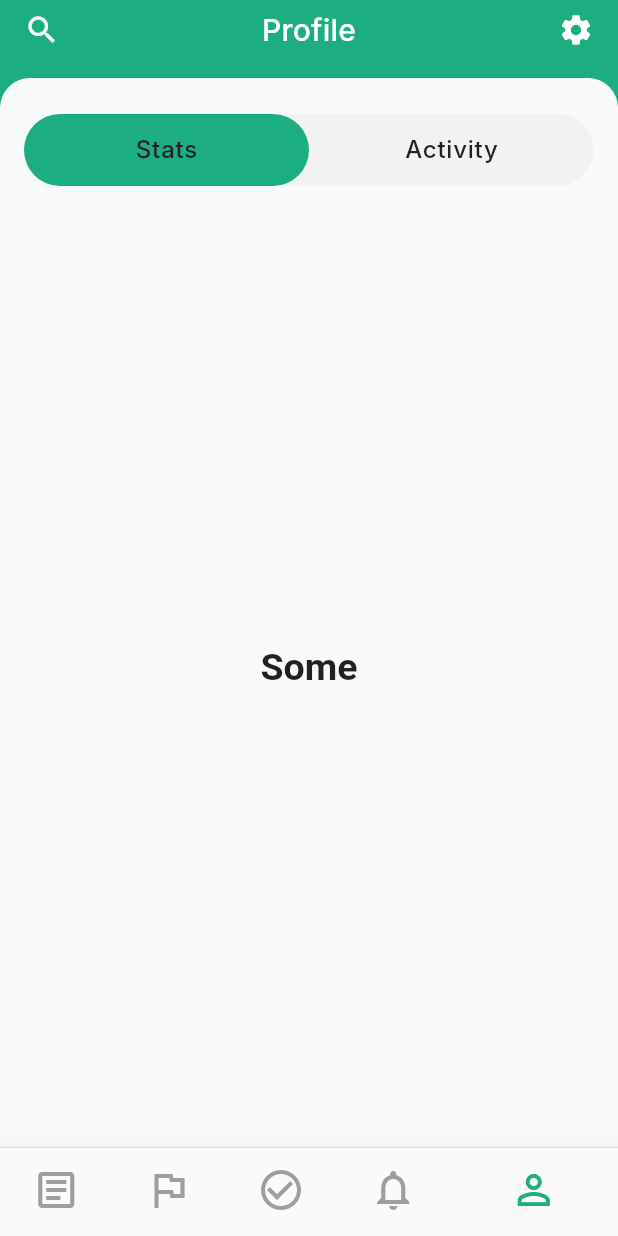
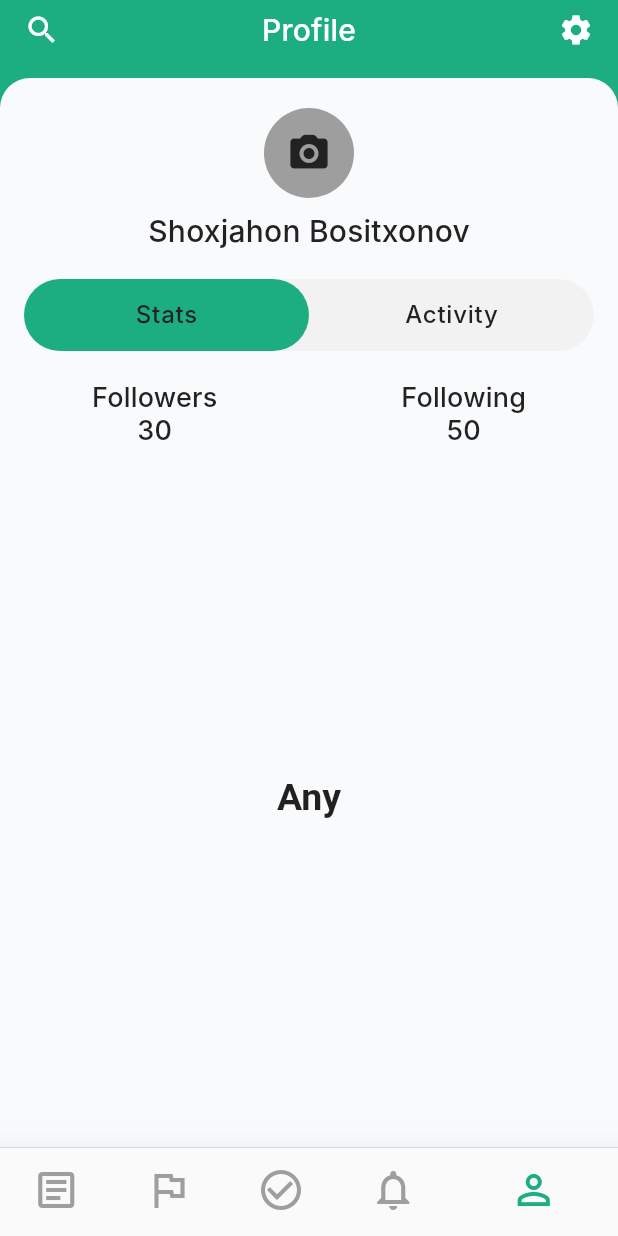
Before and after one commit to Djakh/ecogram, a Flutter app: the screen it shows after launch, item 5 of the bottom bar chosen, on a phone screen of 412 x 824 dp. Run offline on Flutter 3.47's test engine with Material 2 defaults, Android fonts, the phone set to English and light mode, and no system bars; our stand-ins replace camera, fluro, flutter_bloc, mask_text_input_formatter, modal_bottom_sheet, shared_preferences and 1 more; Roboto replaces fonts that are missing (Inter).

Commit message:
Issue #6: profile activity was implemented

```diff
--- a/lib/app.dart
+++ b/lib/app.dart
@@ -1,5 +1,5 @@
 import 'package:ecogram/bloc/app.dart';
-import 'package:ecogram/bloc/photo.dart';
+import 'package:ecogram/bloc/performed_task.dart';
 import 'package:ecogram/routes.dart';
 import 'package:ecogram/screens/home.dart';
 import 'package:ecogram/theme/style.dart';
@@ -64,7 +64,7 @@ class _EcogramAppState extends State<EcogramApp> {
   Widget build(BuildContext context) => MultiBlocProvider(
           providers: [
             BlocProvider(create: (_) => AppCubit()),
-            BlocProvider(create: (_) => PhotoCubit()),
+            BlocProvider(create: (_) => PerformedTaskCubit()),
           ],
           child: CupertinoApp(
               theme: theme,
--- /dev/null
+++ b/lib/bloc/performed_task.dart
@@ -0,0 +1,44 @@
+import 'package:camera/camera.dart';
+import 'package:ecogram/bloc/base/simple_get.dart';
+import 'package:ecogram/model/performed_task.dart';
+import 'package:flutter_bloc/flutter_bloc.dart';
+import 'package:http/http.dart' as http;
+
+class PerformedTaskState extends SimpleGetState<List<PerformedTask>> {
+  PerformedTaskState(
+      {bool fetching = false,
+      List<PerformedTask> performedTask,
+      Exception exception})
+      : super(fetching: fetching, data: performedTask, exception: exception);
+}
+
+class PerformedTaskCubit extends Cubit<PerformedTaskState> {
+  final client = http.Client();
+
+  PerformedTaskCubit() : super(PerformedTaskState());
+
+  Future<void> addPerformedTask(PerformedTask performedTask) async {
+    emit(PerformedTaskState(fetching: true, performedTask: state.data));
+
+    try {
+      List<PerformedTask> performedTaskList;
+
+      if (state.data == null) {
+        performedTaskList = [];
+      } else {
+        performedTaskList = state.data;
+      }
+      performedTaskList.add(performedTask);
+      emit(PerformedTaskState(performedTask: performedTaskList));
+      print("first list is ${performedTaskList.length}");
+    } catch (exp) {
+      emit(PerformedTaskState(exception: exp));
+    }
+  }
+
+  @override
+  Future<void> close() {
+    client.close();
+    return super.close();
+  }
+}
--- a/lib/bloc/photo.dart
+++ /dev/null
@@ -1,55 +0,0 @@
-import 'dart:io';
-
-import 'package:camera/camera.dart';
-import 'package:ecogram/bloc/base/simple_get.dart';
-import 'package:flutter_bloc/flutter_bloc.dart';
-import 'package:http/http.dart' as http;
-import 'package:image_picker/image_picker.dart';
-
-class PhotoState extends SimpleGetState<File> {
-  Future<void> initial;
-  CameraController controller;
-  PhotoState(
-      {bool fetching = false,
-      File file,
-      Exception exception,
-      this.initial,
-      this.controller})
-      : super(fetching: fetching, data: file, exception: exception);
-}
-
-class PhotoCubit extends Cubit<PhotoState> {
-  final client = http.Client();
-  File file;
-  final picker = ImagePicker();
-  PhotoCubit() : super(PhotoState());
-
-  Future<void> takePhoto() async {
-    emit(PhotoState(fetching: true));
-
-    try {
-      final cameras = await availableCameras();
-      final firstCamera = cameras.first;
-      CameraController controller = CameraController(
-        firstCamera,
-        ResolutionPreset.medium,
-      );
-
-      Future<void> initializeControllerFuture = controller.initialize();
-      final xFile = await controller.takePicture();
-      if (xFile != null) {
-        file = File(xFile.path);
-      }
-
-      emit(PhotoState(file: file, initial: initializeControllerFuture));
-    } catch (exp) {
-      emit(PhotoState(exception: exp));
-    }
-  }
-
-  @override
-  Future<void> close() {
-    client.close();
-    return super.close();
-  }
-}
--- /dev/null
+++ b/lib/model/performed_task.dart
@@ -0,0 +1,8 @@
+import 'package:camera/camera.dart';
+
+class PerformedTask {
+  final String text;
+  final XFile xfile;
+
+  PerformedTask({this.text, this.xfile});
+}
--- a/lib/screens/home.dart
+++ b/lib/screens/home.dart
@@ -1,4 +1,4 @@
-import 'package:ecogram/screens/tab_pages.dart/activity.dart';
+import 'package:ecogram/screens/tab_pages.dart/feed.dart';
 import 'package:ecogram/screens/tab_pages.dart/challange.dart';
 import 'package:ecogram/screens/tab_pages.dart/notifications.dart';
 import 'package:ecogram/screens/tab_pages.dart/profile/profile.dart';
@@ -101,7 +101,7 @@ class _HomeControllerState extends State<HomeController> {
   Widget get buildItem {
     switch (_selectedIndex) {
       case 0:
-        return ActivityController();
+        return FeedController();
       case 1:
         return ChallangeController();
       case 2:
--- a/lib/screens/tab_pages.dart/profile/profile.dart
+++ b/lib/screens/tab_pages.dart/profile/profile.dart
@@ -1,3 +1,4 @@
+import 'package:ecogram/screens/tab_pages.dart/profile/activity.dart';
 import 'package:ecogram/screens/tab_pages.dart/profile/profile_settings.dart';
 import 'package:ecogram/theme/style.dart';
 import 'package:flutter/cupertino.dart';
@@ -41,12 +42,28 @@ class _ProfileControllerState extends State<ProfileController>
       );
 
   List<Widget> get getView => [
-        test("Some"),
         test("Any"),
+        ActivityController(),
       ];
 
+  /// --- Widgets ---
 
-  /// --- Widgets ---
+  Widget get circleCamera => CircleAvatar(
+        backgroundColor: Style.colors.grey,
+        radius: 30,
+        child: Icon(
+          Icons.camera_alt_rounded,
+          color: Style.colors.black,
+          size: 30,
+        ),
+      );
+
+  Widget follows(String text, int amount) => Column(
+        children: [
+          Text(text, style: Style.body2w5),
+          Text(amount.toString(), style: Style.body2w5)
+        ],
+      );
 
   Widget get tabBar => Padding(
         padding: Style.paddingHor16,
@@ -80,9 +97,21 @@ class _ProfileControllerState extends State<ProfileController>
     return Container(
       child: Expanded(
         child: Column(
+          crossAxisAlignment: CrossAxisAlignment.center,
           children: [
-            const SizedBox(height: 4),
+            circleCamera,
+            const SizedBox(height: 10),
+            Text("Shoxjahon Bositxonov", style: Style.body3w5),
+            const SizedBox(height: 20),
             tabBar,
+            const SizedBox(height: 20),
+            Row(
+              mainAxisAlignment: MainAxisAlignment.spaceAround,
+              children: [
+                follows("Followers", 30),
+                follows("Following", 50),
+              ],
+            ),
             Expanded(
               child: TabBarView(controller: _tabController, children: getView),
             ),
```
Also changed, not shown: lib/cells/card/activity_card.dart (added, +61 -0 lines), lib/screens/tab_pages.dart/feed.dart (renamed from lib/screens/tab_pages.dart/activity.dart, +4 -4 lines), lib/screens/tab_pages.dart/profile/activity.dart (added, +86 -0 lines), lib/screens/tab_pages.dart/profile/stats.dart (added, +53 -0 lines), lib/screens/tab_pages.dart/tasks/task_perform.dart (+80 -9 lines), assets/images/head_name.png (added).
